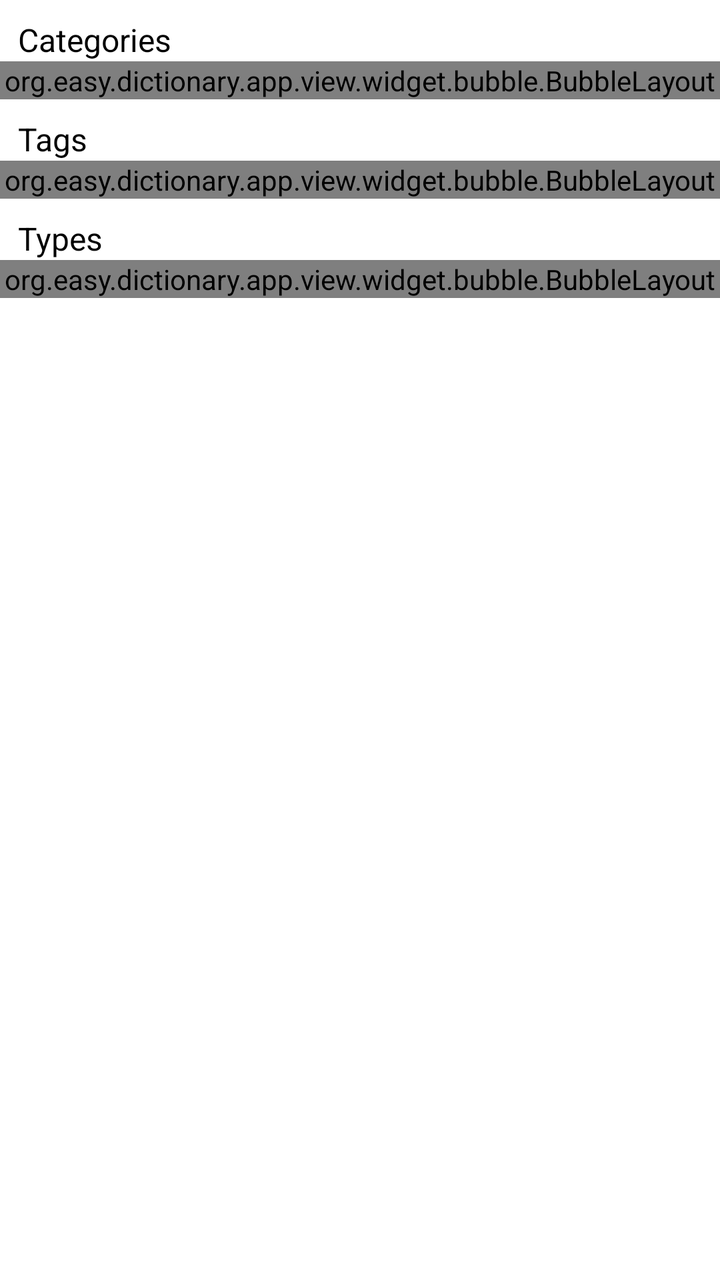
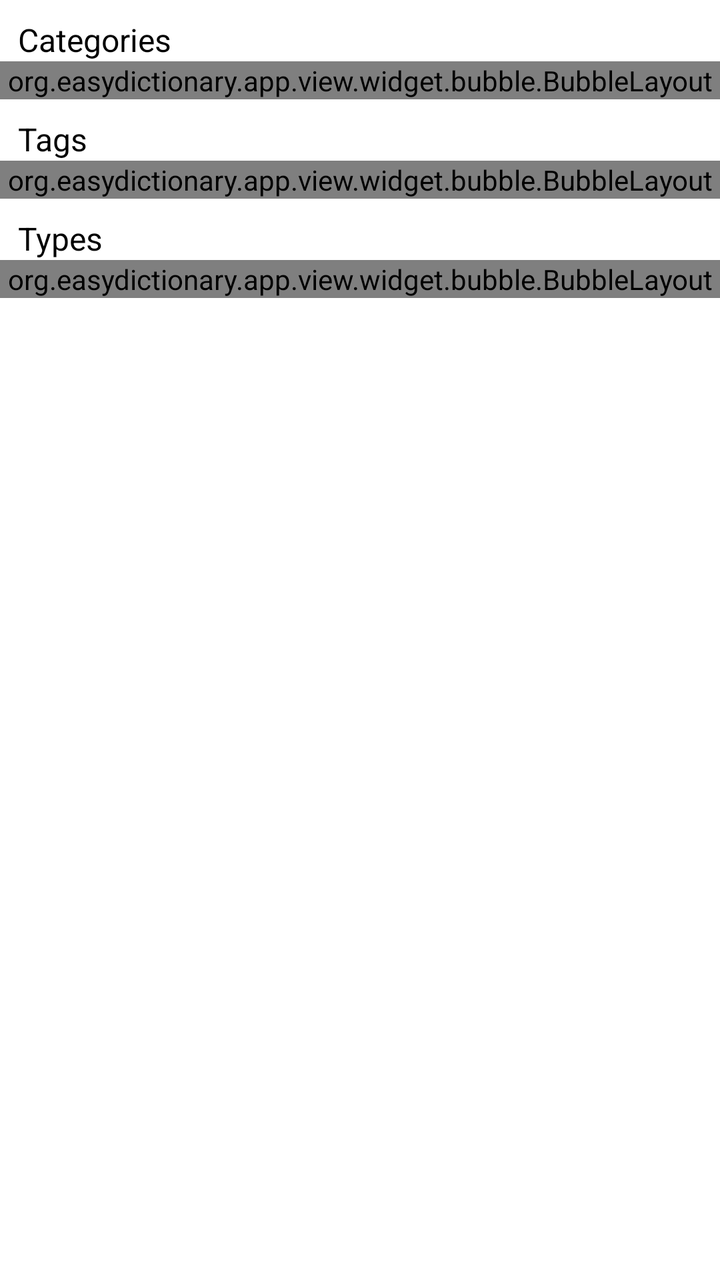

The first picture is an Android layout as it rendered before a commit; the second is the same layout after the commit. The layout source and the unified diff follow.
<!-- AndroidManifest.xml: application theme Theme.EasyDictionary -->
<!-- res/layout/fragment_dictionary_words_filter.xml -->
<?xml version="1.0" encoding="utf-8"?>
<androidx.appcompat.widget.LinearLayoutCompat xmlns:android="http://schemas.android.com/apk/res/android"
    xmlns:tools="http://schemas.android.com/tools"
    android:id="@+id/root"
    android:layout_width="match_parent"
    android:layout_height="match_parent"
    android:background="@color/white"
    android:orientation="vertical">

    <ScrollView
        android:layout_width="match_parent"
        android:layout_height="match_parent">

        <androidx.appcompat.widget.LinearLayoutCompat
            android:layout_width="match_parent"
            android:layout_height="wrap_content"
            android:orientation="vertical">

            <androidx.appcompat.widget.AppCompatTextView
                android:layout_width="match_parent"
                android:layout_height="wrap_content"
                android:layout_marginHorizontal="9dp"
                android:layout_marginTop="9dp"
                android:gravity="center_vertical"
                android:text="@string/categories"
                android:textColor="@color/main_text"
                android:textSize="16dp" />

            <org.easy.dictionary.app.view.widget.bubble.BubbleLayout
                android:id="@+id/categories_layout"
                android:layout_width="match_parent"
                android:layout_height="wrap_content" />

            <androidx.appcompat.widget.AppCompatTextView
                android:layout_width="match_parent"
                android:layout_height="wrap_content"
                android:layout_marginHorizontal="9dp"
                android:layout_marginTop="9dp"
                android:gravity="center_vertical"
                android:text="@string/tags"
                android:textColor="@color/main_text"
                android:textSize="16dp" />

            <org.easy.dictionary.app.view.widget.bubble.BubbleLayout
                android:id="@+id/tags_layout"
                android:layout_width="match_parent"
                android:layout_height="wrap_content" />

            <androidx.appcompat.widget.AppCompatTextView
                android:layout_width="match_parent"
                android:layout_height="wrap_content"
                android:layout_marginHorizontal="9dp"
                android:layout_marginTop="9dp"
                android:gravity="center_vertical"
                android:text="@string/types"
                android:textColor="@color/main_text"
                android:textSize="16dp" />

            <org.easy.dictionary.app.view.widget.bubble.BubbleLayout
                android:id="@+id/types_layout"
                android:layout_width="match_parent"
                android:layout_height="wrap_content" />
        </androidx.appcompat.widget.LinearLayoutCompat>
    </ScrollView>
</androidx.appcompat.widget.LinearLayoutCompat>
<!-- resources referenced by this layout -->
<resources>
  <color name="main_text">#000000</color>
  <color name="white">#FFFFFFFF</color>
  <string name="categories">Categories</string>
  <string name="tags">Tags</string>
  <string name="types">Types</string>
  <color name="main">#2196f3</color>
  <color name="main_dark">#0068bf</color>
  <color name="secondary">#4dd0e1</color>
  <color name="secondary_dark">#009faf</color>
  <style name="Widget.TextInputEditText.OutlinedBox" parent="@style/Widget.Material3.TextInputEditText.OutlinedBox">
          <item name="android:textColor">@color/main_text</item>
          <item name="android:textSize">16dp</item>
      </style>
  <style name="Widget.App.ActionMode" parent="Widget.AppCompat.ActionMode">
          <item name="titleTextStyle">?attr/textAppearanceHeadline6</item>
          <item name="subtitleTextStyle">?attr/textAppearanceSubtitle1</item>
          <item name="background">@color/gray_500</item>
      </style>
  <style name="Widget.App.Snackbar" parent="Widget.MaterialComponents.Snackbar">
          <item name="materialThemeOverlay">@style/ThemeOverlay.App.Snackbar</item>
          <item name="actionTextColorAlpha">1</item>
      </style>
  <style name="Widget.App.SnackbarButton" parent="Widget.MaterialComponents.Button.TextButton.Snackbar">
          <item name="android:textColor">@color/white</item>
      </style>
  <style name="Widget.App.Spinner" parent="Widget.AppCompat.Spinner">
          <item name="background">@drawable/ic_baseline_arrow_drop_down_24</item>
      </style>
  <style name="Widget.App.Button" parent="Widget.AppCompat.Button.Borderless.Colored">
          <item name="android:background">@drawable/button_selector</item>
          <item name="android:textColor">@color/white</item>
          <item name="android:textSize">18dp</item>
      </style>
  <color name="gray_500">#607D8B</color>
  <style name="ThemeOverlay.App.Snackbar" parent="">
          <item name="colorPrimary">@color/main_dark</item>
          <item name="colorOnSurface">@color/black</item>
      </style>
  <!-- drawable background_checkbox (drawable) -->
  <?xml version="1.0" encoding="utf-8"?>
  <ripple xmlns:android="http://schemas.android.com/apk/res/android"
      android:color="@color/selector_checkbox"
      android:radius="20dp" />
  <color name="black">#FF000000</color>
  <!-- drawable button_pressed (drawable) -->
  <?xml version="1.0" encoding="UTF-8"?>
  <shape xmlns:android="http://schemas.android.com/apk/res/android">
      <solid android:color="@color/main_dark" />
      <stroke
          android:width="1dp"
          android:color="@color/main_dark" />
      <corners android:radius="6dp" />
  </shape>
  <!-- drawable button_disabled (drawable) -->
  <?xml version="1.0" encoding="UTF-8"?>
  <shape xmlns:android="http://schemas.android.com/apk/res/android">
      <solid android:color="@color/gray_300" />
      <stroke
          android:width="1dp"
          android:color="@color/main_dark" />
      <corners android:radius="6dp" />
  </shape>
  <!-- drawable button_not_activated (drawable) -->
  <?xml version="1.0" encoding="UTF-8"?>
  <shape xmlns:android="http://schemas.android.com/apk/res/android">
      <solid android:color="@color/gray_300" />
      <stroke
          android:width="1dp"
          android:color="@color/main_dark" />
      <corners android:radius="6dp" />
  </shape>
  <!-- drawable button_normal (drawable) -->
  <?xml version="1.0" encoding="UTF-8"?>
  <shape xmlns:android="http://schemas.android.com/apk/res/android">
      <solid android:color="@color/main_light" />
      <stroke
          android:width="1dp"
          android:color="@color/main_light" />
      <corners android:radius="6dp" />
  </shape>
  <color name="gray_300">#90A4AE</color>
  <color name="main_light">#6ec5ff</color>
  <!-- unchanged entries left out for length: 5 -->
</resources>

<!-- the commit's change to res/layout/fragment_dictionary_words_filter.xml (unified diff, before → after) -->
@@ -26,7 +26,7 @@
                 android:textColor="@color/main_text"
                 android:textSize="16dp" />
 
-            <org.easy.dictionary.app.view.widget.bubble.BubbleLayout
+            <org.easydictionary.app.view.widget.bubble.BubbleLayout
                 android:id="@+id/categories_layout"
                 android:layout_width="match_parent"
                 android:layout_height="wrap_content" />
@@ -41,7 +41,7 @@
                 android:textColor="@color/main_text"
                 android:textSize="16dp" />
 
-            <org.easy.dictionary.app.view.widget.bubble.BubbleLayout
+            <org.easydictionary.app.view.widget.bubble.BubbleLayout
                 android:id="@+id/tags_layout"
                 android:layout_width="match_parent"
                 android:layout_height="wrap_content" />
@@ -56,7 +56,7 @@
                 android:textColor="@color/main_text"
                 android:textSize="16dp" />
 
-            <org.easy.dictionary.app.view.widget.bubble.BubbleLayout
+            <org.easydictionary.app.view.widget.bubble.BubbleLayout
                 android:id="@+id/types_layout"
                 android:layout_width="match_parent"
                 android:layout_height="wrap_content" />
